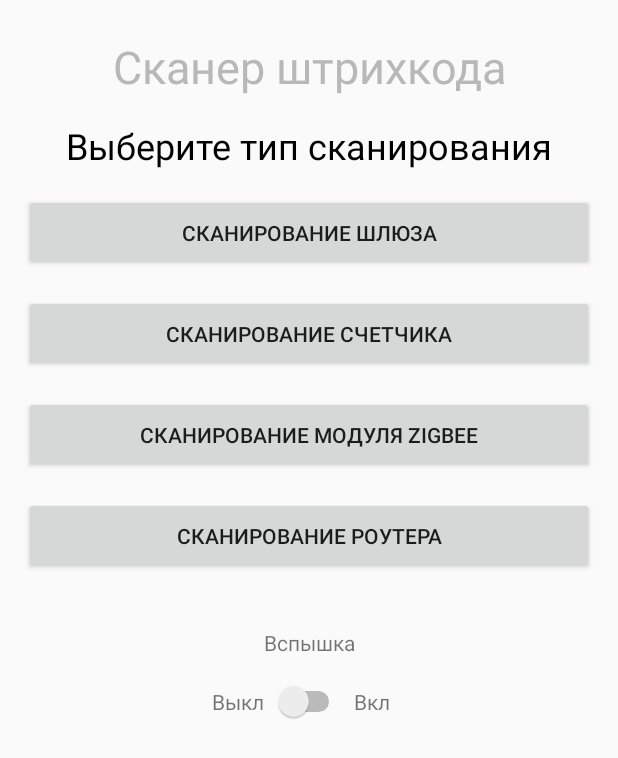
After one commit to 2wiktor2/Barcode-reader, an Android app: the layout activity_greeting.xml on its own in the app's theme, with its tools: preview values and no code run, on a phone screen of 412 x 824 dp. The commit adds this screen. Shown: the top 758 px of the screen. Run offline under Robolectric (Android 15) with nearby library versions, the phone set to English and light mode, and no system bars.

Commit message:
dev_16_07_20 commit first

```diff
--- a/app/build.gradle
+++ b/app/build.gradle
@@ -33,6 +33,8 @@ dependencies {
 
     implementation project(':barcode-reader')
     implementation 'androidx.recyclerview:recyclerview:1.1.0'
-    // RecyclerView
+
+
+    implementation 'com.google.code.gson:gson:2.8.5'
 
 }
--- a/app/src/main/java/com/example/testbarcodereader/data/MyBarcode.java
+++ b/app/src/main/java/com/example/testbarcodereader/data/MyBarcode.java
@@ -1,10 +1,15 @@
 package com.example.testbarcodereader.data;
+
+import com.google.gson.annotations.SerializedName;
 
 import java.io.Serializable;
 
 public class MyBarcode implements Serializable {
+    @SerializedName("barcodeResult")
     private String barcodeResult;
+    @SerializedName("amountOfNumbers")
     private int amountOfNumbers;
+    @SerializedName("amountOfLetters")
     private int amountOfLetters;
 
     public MyBarcode(String barcodeResult, int amountOfNumbers, int amountOfLetters) {
--- /dev/null
+++ b/app/src/main/res/layout/activity_greeting.xml
@@ -0,0 +1,136 @@
+<?xml version="1.0" encoding="utf-8"?>
+<androidx.constraintlayout.widget.ConstraintLayout xmlns:android="http://schemas.android.com/apk/res/android"
+    xmlns:app="http://schemas.android.com/apk/res-auto"
+    xmlns:tools="http://schemas.android.com/tools"
+    android:layout_width="match_parent"
+    android:layout_height="match_parent"
+    tools:context=".activityGreeting.GreetingActivity">
+
+
+    <ScrollView
+        android:layout_width="match_parent"
+        android:layout_height="match_parent"
+        app:layout_constraintBottom_toBottomOf="parent"
+        app:layout_constraintLeft_toLeftOf="parent"
+        app:layout_constraintRight_toRightOf="parent"
+        app:layout_constraintTop_toTopOf="parent">
+
+        <androidx.constraintlayout.widget.ConstraintLayout
+            android:layout_width="match_parent"
+            android:layout_height="wrap_content">
+
+            <TextView
+                android:id="@+id/text_view_title"
+                android:layout_width="match_parent"
+                android:layout_height="wrap_content"
+                android:layout_marginTop="24dp"
+                android:gravity="center"
+                android:text="@string/barcode_scanner"
+                android:textColor="@color/colorGray"
+                android:textSize="30sp"
+                app:layout_constraintLeft_toLeftOf="parent"
+                app:layout_constraintRight_toRightOf="parent"
+                app:layout_constraintTop_toTopOf="parent" />
+
+            <TextView
+                android:id="@+id/text_view_choose_type"
+                android:layout_width="wrap_content"
+                android:layout_height="wrap_content"
+                android:layout_marginTop="16dp"
+                android:text="@string/choose_type_of_scan"
+                android:textColor="@color/colorBlack"
+                android:textSize="24sp"
+                app:layout_constraintLeft_toLeftOf="parent"
+                app:layout_constraintRight_toRightOf="parent"
+                app:layout_constraintTop_toBottomOf="@id/text_view_title" />
+
+            <Button
+                android:id="@+id/button_scan_gateway"
+                android:layout_width="match_parent"
+                android:layout_height="wrap_content"
+                android:layout_margin="16dp"
+                android:padding="16dp"
+                android:text="@string/button_text_scan_gateway"
+                app:layout_constraintLeft_toLeftOf="parent"
+                app:layout_constraintRight_toRightOf="parent"
+                app:layout_constraintTop_toBottomOf="@+id/text_view_choose_type" />
+
+            <Button
+                android:id="@+id/button_scan_energy_meter"
+                android:layout_width="match_parent"
+                android:layout_height="wrap_content"
+                android:layout_margin="16dp"
+                android:padding="16dp"
+                android:text="@string/button_text_scan_energy_meter"
+                app:layout_constraintLeft_toLeftOf="parent"
+                app:layout_constraintRight_toRightOf="parent"
+                app:layout_constraintTop_toBottomOf="@+id/button_scan_gateway" />
+
+            <Button
+                android:id="@+id/button_scan_zigBee"
+                android:layout_width="match_parent"
+                android:layout_height="wrap_content"
+                android:layout_margin="16dp"
+                android:padding="16dp"
+                android:text="@string/button_text_scan_zigbee_module"
+                app:layout_constraintLeft_toLeftOf="parent"
+                app:layout_constraintRight_toRightOf="parent"
+                app:layout_constraintTop_toBottomOf="@+id/button_scan_energy_meter" />
+
+            <Button
+                android:id="@+id/button_scan_router"
+                android:layout_width="match_parent"
+                android:layout_height="wrap_content"
+                android:layout_margin="16dp"
+                android:padding="16dp"
+                android:text="@string/button_text_scan_router"
+                app:layout_constraintLeft_toLeftOf="parent"
+                app:layout_constraintRight_toRightOf="parent"
+                app:layout_constraintTop_toBottomOf="@+id/button_scan_zigBee" />
+
+            <TextView
+                android:id="@+id/text_view_title_flash"
+                android:layout_width="wrap_content"
+                android:layout_height="wrap_content"
+                android:layout_marginTop="36dp"
+                android:text="@string/flash_light"
+                app:layout_constraintLeft_toLeftOf="parent"
+                app:layout_constraintRight_toRightOf="parent"
+                app:layout_constraintTop_toBottomOf="@id/button_scan_router" />
+
+            <TextView
+                android:layout_width="wrap_content"
+                android:layout_height="wrap_content"
+                android:layout_marginEnd="6dp"
+                android:text="@string/off"
+                app:layout_constraintRight_toLeftOf="@id/switcher_flash_light"
+                app:layout_constraintBaseline_toBaselineOf="@id/switcher_flash_light" />
+
+            <TextView
+                android:layout_width="wrap_content"
+                android:layout_height="wrap_content"
+                android:layout_marginStart="6dp"
+                android:text="@string/on"
+                app:layout_constraintLeft_toRightOf="@id/switcher_flash_light"
+                app:layout_constraintBaseline_toBaselineOf="@id/switcher_flash_light" />
+
+            <Switch
+                android:id="@+id/switcher_flash_light"
+                android:layout_width="wrap_content"
+                android:layout_height="wrap_content"
+                android:layout_margin="16dp"
+                android:showText="false"
+                android:textOff="@string/off"
+                android:textOn="@string/on"
+                app:layout_constraintLeft_toLeftOf="parent"
+                app:layout_constraintRight_toRightOf="parent"
+                app:layout_constraintTop_toBottomOf="@id/text_view_title_flash" />
+
+
+        </androidx.constraintlayout.widget.ConstraintLayout>
+
+
+    </ScrollView>
+
+
+</androidx.constraintlayout.widget.ConstraintLayout>
--- a/app/src/main/res/values/strings.xml
+++ b/app/src/main/res/values/strings.xml
@@ -14,5 +14,14 @@
     <string name="send">Отправить</string>
     <string name="check">Проверить</string>
     <string name="button_text_check_and_send">Проверить и отправить</string>
+    <string name="barcode_scanner">Сканер штрихкода</string>
+    <string name="choose_type_of_scan">Выберите тип сканирования</string>
+    <string name="on">Вкл</string>
+    <string name="off">Выкл</string>
+    <string name="flash_light">Вспышка</string>
+    <string name="button_text_scan_gateway">Сканирование шлюза</string>
+    <string name="button_text_scan_energy_meter">Сканирование счетчика</string>
+    <string name="button_text_scan_zigbee_module">Сканирование модуля ZigBee</string>
+    <string name="button_text_scan_router">Сканирование роутера</string>
 
 </resources>
--- a/barcode-reader/src/main/AndroidManifest.xml
+++ b/barcode-reader/src/main/AndroidManifest.xml
@@ -7,7 +7,7 @@
     <uses-feature android:name="android.hardware.camera" />
 
     <application>
-        <activity android:name=".BarcodeReaderActivity"></activity>
+        <activity android:name=".BarcodeReaderActivity"/>
     </application>
 
 </manifest>
```
Also changed, not shown: app/src/main/AndroidManifest.xml (+7 -4 lines), app/src/main/java/com/example/testbarcodereader/activityGreeting/GreetingActivity.java (added, +79 -0 lines), app/src/main/java/com/example/testbarcodereader/utils/Converter.java (added, +67 -0 lines).
